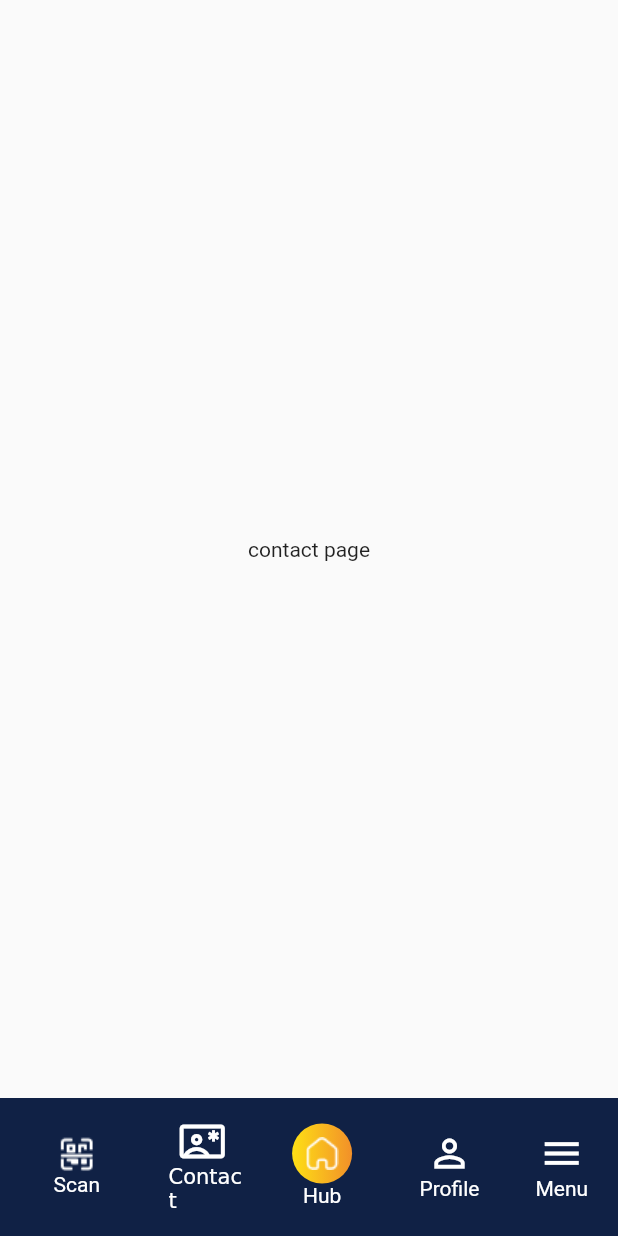
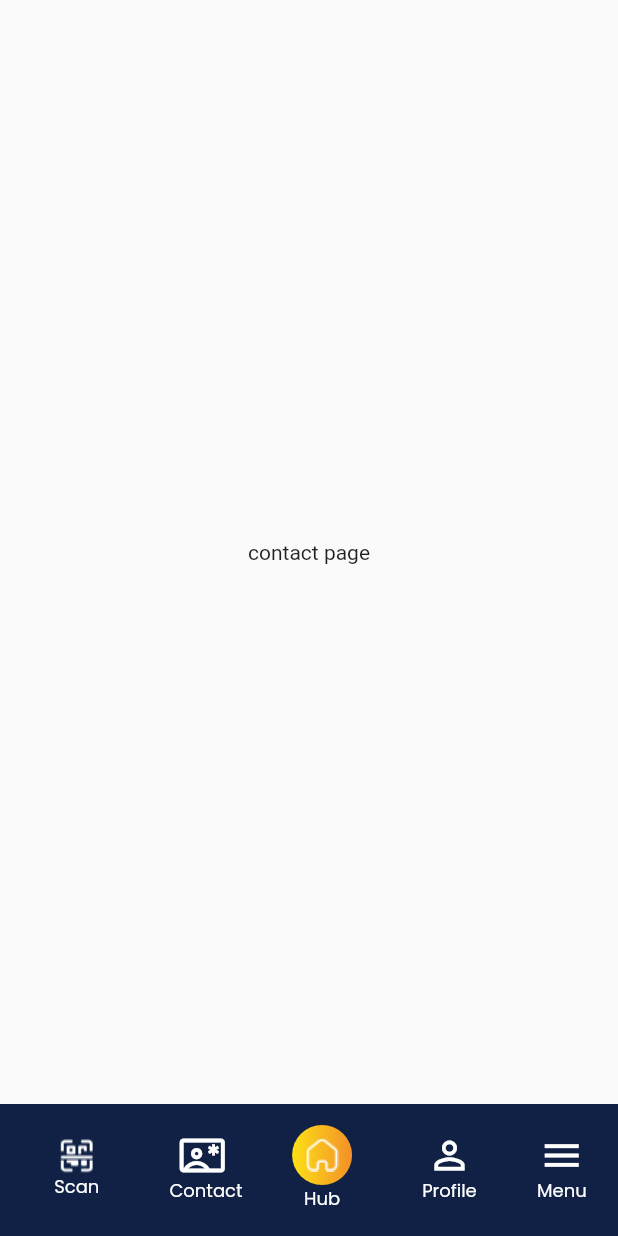
Before and after one commit to AbdulSaboor16/popsocailable-app-with-flutter, a Flutter app: the screen it shows after launch, item 2 of the bottom bar chosen, on a phone screen of 412 x 824 dp. Run offline on Flutter 3.47's test engine with Material 2 defaults, Android fonts, the phone set to English and light mode, and no system bars; our stand-ins replace get, google_fonts, gradient_borders, story_view; missing offline and left inert: colorful_safe_area.

Commit message:
first commit

```diff
--- a/lib/bottomtabbarfolder/box.dart
+++ b/lib/bottomtabbarfolder/box.dart
@@ -1,6 +1,8 @@
 import 'package:flutter/material.dart';
 import 'package:get/get.dart';
+import 'package:google_fonts/google_fonts.dart';
 import 'package:socialapp/utils/color_constant.dart';
+import 'package:socialapp/utils/textfont_constant.dart';
 import '../controller/box_controller.dart';
 
 class BoxPage extends StatelessWidget {
@@ -18,7 +20,7 @@ class BoxPage extends StatelessWidget {
         child: BottomNavigationBar(
           backgroundColor: Colors.transparent,
           elevation: 0,
-          selectedIconTheme: IconThemeData(color: Colors.transparent),
+          selectedIconTheme: const IconThemeData(color: Colors.transparent),
           mouseCursor: SystemMouseCursors.none,
           enableFeedback: false,
           items: [
@@ -38,10 +40,11 @@ class BoxPage extends StatelessWidget {
                     child: Align(
                       alignment: Alignment.center,
                       child: RichText(
-                          text: const TextSpan(
-                              text: "Scan",
-                              style:
-                                  TextStyle(color: ColorConstant.whiteColor))),
+                          text: TextSpan(
+                        text: "Scan",
+                        style: GoogleFonts.poppins(
+                            textStyle: TextFontConstant.timelinetext),
+                      )),
                     ),
                   ),
                 ],
@@ -53,8 +56,8 @@ class BoxPage extends StatelessWidget {
               icon: Column(
                 children: [
                   Container(
-                    margin: EdgeInsets.only(right: 30),
-                    child: Icon(
+                    margin: const EdgeInsets.only(right: 30),
+                    child: const Icon(
                       Icons.contact_emergency_outlined,
                       color: ColorConstant.whiteColor,
                       size: 30,
@@ -64,7 +67,13 @@ class BoxPage extends StatelessWidget {
                     margin: EdgeInsets.only(right: 25),
                     child: Align(
                       alignment: Alignment.center,
-                      child: RichText(text: TextSpan(text: "Contact")),
+                      child: FittedBox(
+                          child: RichText(
+                              text: TextSpan(
+                        text: "Contact",
+                        style: GoogleFonts.poppins(
+                            textStyle: TextFontConstant.timelinetext),
+                      ))),
                     ),
                   ),
                 ],
@@ -97,10 +106,11 @@ class BoxPage extends StatelessWidget {
                   Container(
                       margin: EdgeInsets.only(right: 20),
                       child: RichText(
-                          text: const TextSpan(
-                              text: "Hub",
-                              style:
-                                  TextStyle(color: ColorConstant.whiteColor)))),
+                          text: TextSpan(
+                        text: "Hub",
+                        style: GoogleFonts.poppins(
+                            textStyle: TextFontConstant.timelinetext),
+                      ))),
                 ],
               ),
               label: '',
@@ -108,8 +118,8 @@ class BoxPage extends StatelessWidget {
             ),
             BottomNavigationBarItem(
               icon: Column(
-                children: const [
-                  Icon(
+                children: [
+                  const Icon(
                     Icons.person_outline,
                     color: ColorConstant.whiteColor,
                     size: 30,
@@ -118,7 +128,8 @@ class BoxPage extends StatelessWidget {
                     alignment: Alignment.center,
                     child: Text(
                       "Profile",
-                      style: TextStyle(color: ColorConstant.whiteColor),
+                      style: GoogleFonts.poppins(
+                          textStyle: TextFontConstant.timelinetext),
                     ),
                   ),
                 ],
@@ -128,8 +139,8 @@ class BoxPage extends StatelessWidget {
             ),
             BottomNavigationBarItem(
               icon: Column(
-                children: const [
-                  Icon(
+                children: [
+                  const Icon(
                     Icons.menu,
                     color: ColorConstant.whiteColor,
                     size: 30,
@@ -138,7 +149,8 @@ class BoxPage extends StatelessWidget {
                     alignment: Alignment.center,
                     child: Text(
                       "Menu",
-                      style: TextStyle(color: Colors.white),
+                      style: GoogleFonts.poppins(
+                          textStyle: TextFontConstant.timelinetext),
                     ),
                   ),
                 ],
@@ -146,20 +158,8 @@ class BoxPage extends StatelessWidget {
               label: '',
               backgroundColor: ColorConstant.blueColor,
             ),
-            // BottomNavigationBarItem(
-            //   icon: Container(
-            //     margin: EdgeInsets.only(right: 20),
-            //     child: Icon(
-            //       Icons.shopping_cart_outlined,
-            //       color: Colors.green,
-            //     ),
-            //   ),
-            //   label: 'CartView',
-            //   backgroundColor: Color.fromARGB(255, 255, 255, 255),
-            // ),
           ],
-          currentIndex:
-              controller.selectedIndex.value, // Add ".value" to selectedIndex
+          currentIndex: controller.selectedIndex.value,
           selectedItemColor: Colors.white,
           onTap: controller.changeIndex,
         ),
--- a/lib/utils/color_constant.dart
+++ b/lib/utils/color_constant.dart
@@ -6,5 +6,6 @@ class ColorConstant {
   static const greyColor = Color.fromRGBO(73, 69, 79, 1);
   static const lightyellColor = Color.fromRGBO(254, 224, 21, 1);
   static const darkyellColor = Color.fromRGBO(242, 144, 41, 1);
+  static const blackColor = Color.fromRGBO(0, 0, 0, 1);
 
 }
--- a/lib/utils/textfont_constant.dart
+++ b/lib/utils/textfont_constant.dart
@@ -22,4 +22,14 @@ class TextFontConstant {
       fontSize: 12,
       color: ColorConstant.whiteColor,
       );
+      static const textss = TextStyle(
+      fontSize: 22,
+      fontWeight: FontWeight.w600,
+      color: ColorConstant.whiteColor,
+      );
+      static const scantext = TextStyle(
+      fontSize: 20,
+      fontWeight: FontWeight.w600,
+      color: ColorConstant.whiteColor,
+      );
 }
--- a/pubspec.yaml
+++ b/pubspec.yaml
@@ -41,6 +41,7 @@ dependencies:
   story_view: ^0.14.0
   circular_bottom_navigation: ^2.3.0
   cached_network_image: ^3.2.3
+  gradient_borders: ^1.0.0
 
 
 
```
Also changed, not shown: lib/home_page.dart (+6 -3 lines), lib/scannerpage/scanner_page.dart (+129 -5 lines), assets/images/recta.png (added), assets/images/scan.png (added), assets/images/scanner.png (added), pubspec.lock.
